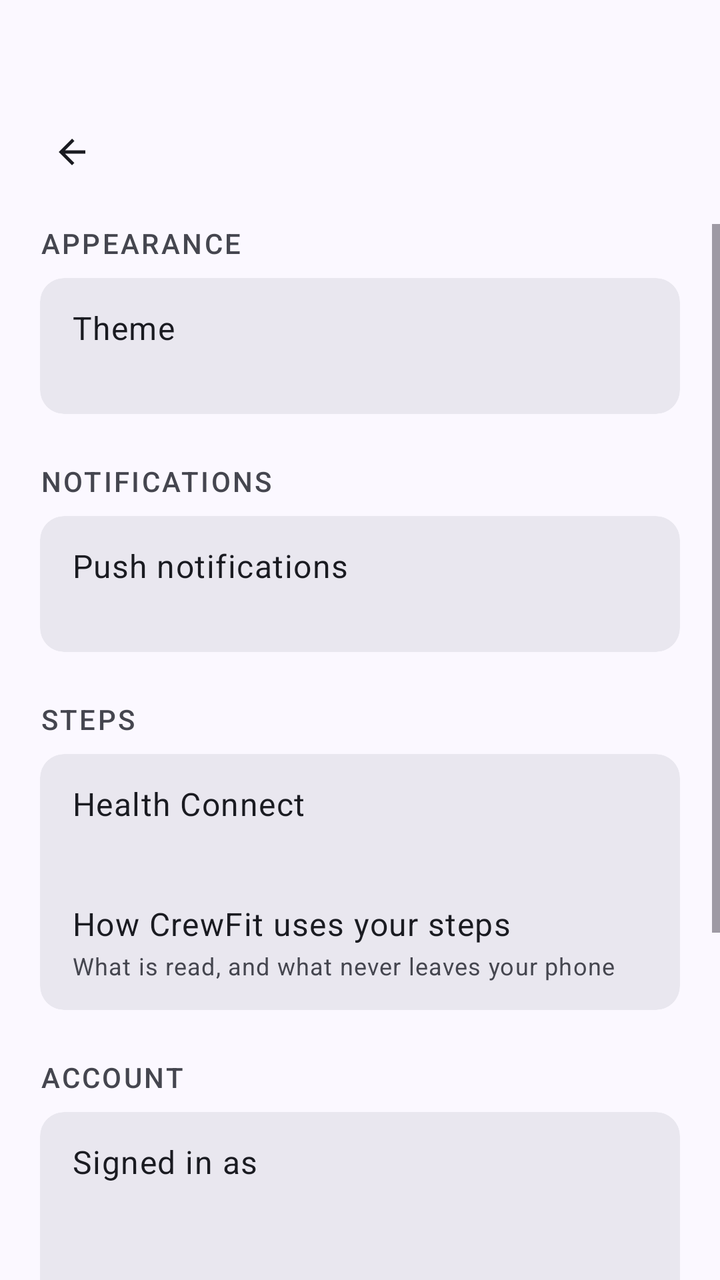
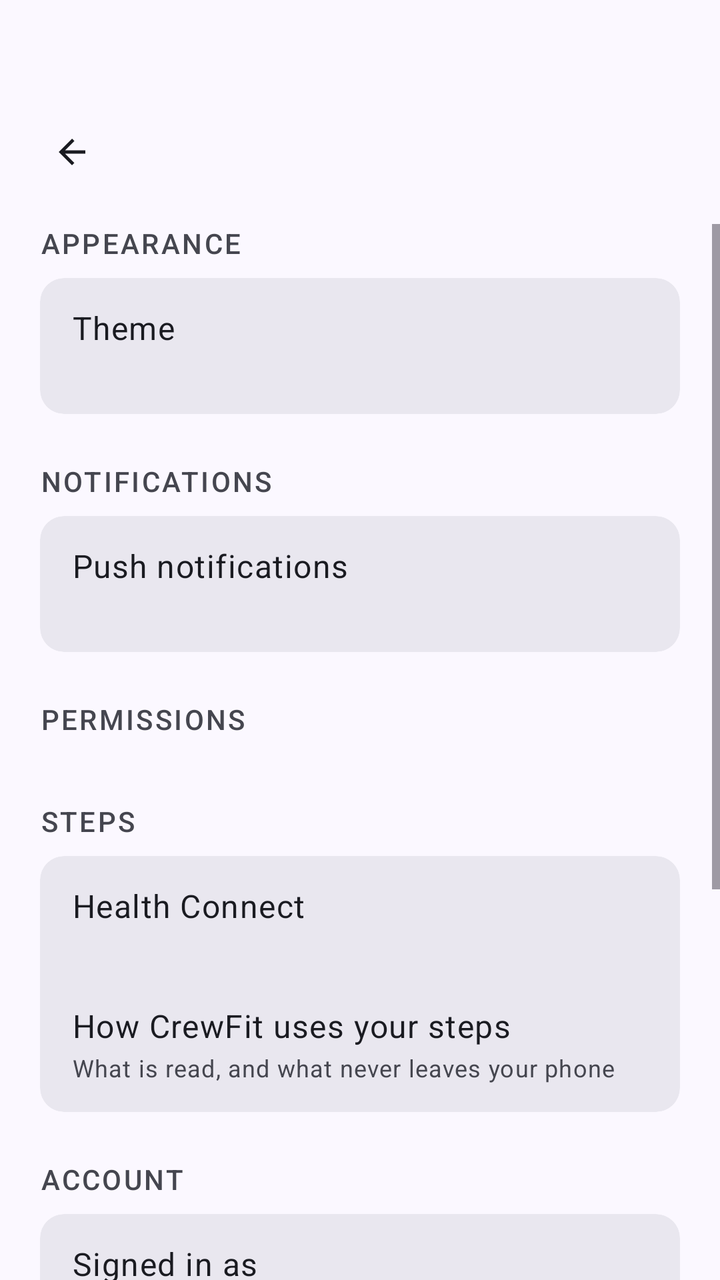

Two renders of the same Android screen: before a commit and after it. Below are the layout's source before the change and the commit's diff.
<!-- AndroidManifest.xml: application theme Theme.MobileSE -->
<!-- res/layout/screen_settings.xml -->
<?xml version="1.0" encoding="utf-8"?>
<androidx.constraintlayout.widget.ConstraintLayout xmlns:android="http://schemas.android.com/apk/res/android"
    xmlns:app="http://schemas.android.com/apk/res-auto"
    android:layout_width="match_parent"
    android:layout_height="match_parent"
    android:background="?attr/colorSurface">

    <include
        android:id="@+id/topBar"
        layout="@layout/part_top_bar"
        app:layout_constraintTop_toTopOf="parent" />

    <ScrollView
        android:layout_width="match_parent"
        android:layout_height="0dp"
        android:fillViewport="true"
        android:clipToPadding="false"
        app:layout_constraintTop_toBottomOf="@id/topBar"
        app:layout_constraintBottom_toBottomOf="parent">

        <androidx.constraintlayout.widget.ConstraintLayout
            android:layout_width="match_parent"
            android:layout_height="wrap_content">

        <LinearLayout
            style="@style/ContentColumn"
            android:paddingBottom="24dp">

            
            <TextView
                style="@style/TextAppearance.CrewFit.SectionLabel"
                android:layout_width="wrap_content"
                android:layout_height="wrap_content"
                android:layout_marginBottom="8dp"
                android:text="@string/settings_appearance_label" />

            <com.google.android.material.card.MaterialCardView
                style="@style/Widget.CrewFit.Card"
                android:layout_width="match_parent"
                android:layout_height="wrap_content"
                app:cardBackgroundColor="?attr/colorSurfaceContainerHigh"
                app:shapeAppearance="@style/ShapeAppearance.CrewFit.Small">

                <LinearLayout
                    android:id="@+id/llTheme"
                    style="@style/Widget.CrewFit.SettingsRow"
                    android:layout_marginTop="4dp"
                    android:layout_marginBottom="4dp">

                    <TextView
                        android:layout_width="match_parent"
                        android:layout_height="wrap_content"
                        android:text="@string/settings_theme"
                        android:textAppearance="@style/TextAppearance.CrewFit.SettingsTitle" />

                    
                    <TextView
                        android:id="@+id/tvThemeValue"
                        android:layout_width="match_parent"
                        android:layout_height="wrap_content"
                        android:layout_marginTop="2dp"
                        android:textAppearance="@style/TextAppearance.CrewFit.SettingsSubtitle" />
                </LinearLayout>
            </com.google.android.material.card.MaterialCardView>

            
            <TextView
                style="@style/TextAppearance.CrewFit.SectionLabel"
                android:layout_width="wrap_content"
                android:layout_height="wrap_content"
                android:layout_marginTop="24dp"
                android:layout_marginBottom="8dp"
                android:text="@string/settings_notifications_label" />

            <com.google.android.material.card.MaterialCardView
                style="@style/Widget.CrewFit.Card"
                android:layout_width="match_parent"
                android:layout_height="wrap_content"
                app:cardBackgroundColor="?attr/colorSurfaceContainerHigh"
                app:shapeAppearance="@style/ShapeAppearance.CrewFit.Small">

                <LinearLayout
                    android:id="@+id/llNotifications"
                    style="@style/Widget.CrewFit.SettingsRow"
                    android:layout_marginTop="4dp"
                    android:layout_marginBottom="4dp">

                    <TextView
                        android:layout_width="match_parent"
                        android:layout_height="wrap_content"
                        android:text="@string/settings_notifications"
                        android:textAppearance="@style/TextAppearance.CrewFit.SettingsTitle" />

                    
                    <TextView
                        android:id="@+id/tvNotificationsStatus"
                        android:layout_width="match_parent"
                        android:layout_height="wrap_content"
                        android:layout_marginTop="2dp"
                        android:textAppearance="@style/TextAppearance.CrewFit.SettingsSubtitle" />
                </LinearLayout>
            </com.google.android.material.card.MaterialCardView>

            
            <TextView
                style="@style/TextAppearance.CrewFit.SectionLabel"
                android:layout_width="wrap_content"
                android:layout_height="wrap_content"
                android:layout_marginTop="24dp"
                android:layout_marginBottom="8dp"
                android:text="@string/settings_steps_label" />

            <com.google.android.material.card.MaterialCardView
                style="@style/Widget.CrewFit.Card"
                android:layout_width="match_parent"
                android:layout_height="wrap_content"
                app:cardBackgroundColor="?attr/colorSurfaceContainerHigh"
                app:shapeAppearance="@style/ShapeAppearance.CrewFit.Small">

                <LinearLayout
                    android:layout_width="match_parent"
                    android:layout_height="wrap_content"
                    android:orientation="vertical"
                    android:paddingTop="4dp"
                    android:paddingBottom="4dp">

                    <LinearLayout
                        android:id="@+id/llHealthConnect"
                        style="@style/Widget.CrewFit.SettingsRow">

                        <TextView
                            android:layout_width="match_parent"
                            android:layout_height="wrap_content"
                            android:text="@string/settings_health_connect"
                            android:textAppearance="@style/TextAppearance.CrewFit.SettingsTitle" />

                        
                        <TextView
                            android:id="@+id/tvHealthConnectStatus"
                            android:layout_width="match_parent"
                            android:layout_height="wrap_content"
                            android:layout_marginTop="2dp"
                            android:textAppearance="@style/TextAppearance.CrewFit.SettingsSubtitle" />
                    </LinearLayout>

                    <LinearLayout
                        android:id="@+id/llStepsPrivacy"
                        style="@style/Widget.CrewFit.SettingsRow">

                        <TextView
                            android:layout_width="match_parent"
                            android:layout_height="wrap_content"
                            android:text="@string/settings_steps_privacy"
                            android:textAppearance="@style/TextAppearance.CrewFit.SettingsTitle" />

                        <TextView
                            android:layout_width="match_parent"
                            android:layout_height="wrap_content"
                            android:layout_marginTop="2dp"
                            android:text="@string/settings_steps_privacy_hint"
                            android:textAppearance="@style/TextAppearance.CrewFit.SettingsSubtitle" />
                    </LinearLayout>
                </LinearLayout>
            </com.google.android.material.card.MaterialCardView>

            
            <TextView
                style="@style/TextAppearance.CrewFit.SectionLabel"
                android:layout_width="wrap_content"
                android:layout_height="wrap_content"
                android:layout_marginTop="24dp"
                android:layout_marginBottom="8dp"
                android:text="@string/settings_account_label" />

            <com.google.android.material.card.MaterialCardView
                style="@style/Widget.CrewFit.Card"
                android:layout_width="match_parent"
                android:layout_height="wrap_content"
                app:cardBackgroundColor="?attr/colorSurfaceContainerHigh"
                app:shapeAppearance="@style/ShapeAppearance.CrewFit.Small">

                <LinearLayout
                    android:layout_width="match_parent"
                    android:layout_height="wrap_content"
                    android:orientation="vertical"
                    android:paddingTop="4dp"
                    android:paddingBottom="4dp">

                    <LinearLayout
                        android:id="@+id/llSettingsAccount"
                        style="@style/Widget.CrewFit.SettingsRow">

                        <TextView
                            android:layout_width="match_parent"
                            android:layout_height="wrap_content"
                            android:text="@string/settings_signed_in_as"
                            android:textAppearance="@style/TextAppearance.CrewFit.SettingsTitle" />

                        <TextView
                            android:id="@+id/tvSettingsEmail"
                            android:layout_width="match_parent"
                            android:layout_height="wrap_content"
                            android:layout_marginTop="2dp"
                            android:maxLines="1"
                            android:ellipsize="end"
                            android:textAppearance="@style/TextAppearance.CrewFit.SettingsSubtitle" />
                    </LinearLayout>

                    <LinearLayout
                        android:id="@+id/llLogout"
                        style="@style/Widget.CrewFit.SettingsRow">

                        <TextView
                            android:layout_width="match_parent"
                            android:layout_height="wrap_content"
                            android:text="@string/logout_btn"
                            android:textAppearance="@style/TextAppearance.CrewFit.SettingsTitle" />
                    </LinearLayout>

                    <LinearLayout
                        android:id="@+id/llDeleteProfile"
                        style="@style/Widget.CrewFit.SettingsRow">

                        <TextView
                            android:layout_width="match_parent"
                            android:layout_height="wrap_content"
                            android:text="@string/delete_profile_btn"
                            android:textAppearance="@style/TextAppearance.CrewFit.SettingsTitle"
                            android:textColor="?attr/colorError" />

                        <TextView
                            android:layout_width="match_parent"
                            android:layout_height="wrap_content"
                            android:layout_marginTop="2dp"
                            android:text="@string/settings_delete_hint"
                            android:textAppearance="@style/TextAppearance.CrewFit.SettingsSubtitle" />
                    </LinearLayout>
                </LinearLayout>
            </com.google.android.material.card.MaterialCardView>

            
            <TextView
                style="@style/TextAppearance.CrewFit.SectionLabel"
                android:layout_width="wrap_content"
                android:layout_height="wrap_content"
                android:layout_marginTop="24dp"
                android:layout_marginBottom="8dp"
                android:text="@string/settings_about_label" />

            <com.google.android.material.card.MaterialCardView
                style="@style/Widget.CrewFit.Card"
                android:layout_width="match_parent"
                android:layout_height="wrap_content"
                app:cardBackgroundColor="?attr/colorSurfaceContainerHigh"
                app:shapeAppearance="@style/ShapeAppearance.CrewFit.Small">

                <LinearLayout
                    android:layout_width="match_parent"
                    android:layout_height="wrap_content"
                    android:orientation="vertical"
                    android:paddingStart="16dp"
                    android:paddingEnd="16dp"
                    android:paddingTop="14dp"
                    android:paddingBottom="14dp">

                    <TextView
                        android:layout_width="match_parent"
                        android:layout_height="wrap_content"
                        android:text="@string/app_name"
                        android:textAppearance="@style/TextAppearance.CrewFit.SettingsTitle" />

                    <TextView
                        android:id="@+id/tvSettingsVersion"
                        android:layout_width="match_parent"
                        android:layout_height="wrap_content"
                        android:layout_marginTop="2dp"
                        android:textAppearance="@style/TextAppearance.CrewFit.SettingsSubtitle" />
                </LinearLayout>
            </com.google.android.material.card.MaterialCardView>
        </LinearLayout>
        </androidx.constraintlayout.widget.ConstraintLayout>
    </ScrollView>

</androidx.constraintlayout.widget.ConstraintLayout>
<!-- res/layout/part_top_bar.xml (included above) -->
<?xml version="1.0" encoding="utf-8"?>
<androidx.constraintlayout.widget.ConstraintLayout xmlns:android="http://schemas.android.com/apk/res/android"
    xmlns:app="http://schemas.android.com/apk/res-auto"
    android:layout_width="match_parent"
    android:layout_height="wrap_content"
    android:paddingTop="@dimen/top_bar_padding_top"
    android:paddingBottom="12dp">

    <com.google.android.material.button.MaterialButton
        android:id="@+id/btnTopBarBack"
        style="@style/Widget.Material3.Button.IconButton"
        android:layout_width="48dp"
        android:layout_height="48dp"
        android:layout_marginStart="12dp"
        android:contentDescription="@string/back_desc"
        app:icon="@drawable/ic_arrow_back"
        app:iconTint="?attr/colorOnSurface"
        app:layout_constraintStart_toStartOf="parent"
        app:layout_constraintTop_toTopOf="parent" />

    
    <com.google.android.material.button.MaterialButton
        android:id="@+id/btnTopBarAction"
        style="@style/Widget.Material3.Button.IconButton"
        android:layout_width="48dp"
        android:layout_height="48dp"
        android:layout_marginEnd="12dp"
        android:visibility="gone"
        app:iconTint="?attr/colorOnSurface"
        app:layout_constraintTop_toTopOf="@id/btnTopBarBack"
        app:layout_constraintBottom_toBottomOf="@id/btnTopBarBack"
        app:layout_constraintEnd_toEndOf="parent" />

    <TextView
        android:id="@+id/tvTopBarTitle"
        android:layout_width="0dp"
        android:layout_height="wrap_content"
        android:layout_marginStart="8dp"
        android:layout_marginEnd="8dp"
        android:maxLines="1"
        android:ellipsize="end"
        android:textAppearance="?attr/textAppearanceHeadlineSmall"
        android:textColor="?attr/colorOnSurface"
        app:layout_constraintBottom_toBottomOf="@id/btnTopBarBack"
        app:layout_constraintEnd_toStartOf="@id/btnTopBarAction"
        app:layout_constraintStart_toEndOf="@id/btnTopBarBack"
        app:layout_constraintTop_toTopOf="@id/btnTopBarBack" />
</androidx.constraintlayout.widget.ConstraintLayout>
<!-- resources referenced by this layout -->
<resources>
  <dimen name="top_bar_padding_top">52dp</dimen>
  <string name="app_name">CrewFit</string>
  <string name="back_desc">Back</string>
  <string name="delete_profile_btn">Delete profile &amp; all data</string>
  <string name="logout_btn">Logout</string>
  <string name="settings_about_label">ABOUT</string>
  <string name="settings_account_label">ACCOUNT</string>
  <string name="settings_appearance_label">APPEARANCE</string>
  <string name="settings_delete_hint">Removes your workouts, crew membership and files</string>
  <string name="settings_health_connect">Health Connect</string>
  <string name="settings_notifications">Push notifications</string>
  <string name="settings_notifications_label">NOTIFICATIONS</string>
  <string name="settings_signed_in_as">Signed in as</string>
  <string name="settings_steps_label">STEPS</string>
  <string name="settings_steps_privacy">How CrewFit uses your steps</string>
  <string name="settings_steps_privacy_hint">What is read, and what never leaves your phone</string>
  <string name="settings_theme">Theme</string>
  <style name="ShapeAppearance.CrewFit.Small" parent="ShapeAppearance.Material3.Corner.Small">
          <item name="cornerSize">12dp</item>
      </style>
  <style name="TextAppearance.CrewFit.SettingsSubtitle" parent="TextAppearance.Material3.BodySmall">
          <item name="android:textColor">@color/md_on_surface_variant</item>
      </style>
  <style name="TextAppearance.CrewFit.SettingsTitle" parent="TextAppearance.Material3.BodyLarge">
          <item name="android:textColor">?attr/colorOnSurface</item>
      </style>
  <style name="Theme.MobileSE" parent="Base.Theme.MobileSE" />
  <dimen name="screen_padding_horizontal">20dp</dimen>
  <dimen name="content_max_width">2000dp</dimen>
  <color name="md_on_surface_variant">#45464F</color>
  <color name="md_surface_container">#EFEDF4</color>
  <style name="ShapeAppearance.CrewFit.Medium" parent="ShapeAppearance.Material3.Corner.Medium">
          <item name="cornerSize">20dp</item>
      </style>
  <color name="md_primary">#4A51B8</color>
  <color name="md_on_primary">#FFFFFF</color>
  <color name="md_primary_container">#E0E3FF</color>
  <color name="md_on_primary_container">#050B63</color>
  <color name="md_secondary">#00795A</color>
  <color name="md_on_secondary">#FFFFFF</color>
  <color name="md_secondary_container">#8CFFD1</color>
  <color name="md_on_secondary_container">#002018</color>
  <color name="md_tertiary">#8C5000</color>
  <color name="md_on_tertiary">#FFFFFF</color>
  <color name="md_tertiary_container">#FFDCC2</color>
  <color name="md_on_tertiary_container">#2E1500</color>
  <color name="md_error">#BA1A1A</color>
  <color name="md_on_error">#FFFFFF</color>
  <color name="md_error_container">#FFDAD6</color>
  <color name="md_on_error_container">#410002</color>
  <color name="md_surface">#FBF8FF</color>
  <color name="md_on_surface">#1A1B21</color>
  <color name="md_surface_variant">#E2E1EC</color>
  <color name="md_surface_container_lowest">#FFFFFF</color>
  <color name="md_surface_container_low">#F5F2FA</color>
  <color name="md_surface_container_high">#E9E7EF</color>
  <color name="md_surface_container_highest">#E3E1E9</color>
  <color name="md_outline">#767680</color>
  <color name="md_outline_variant">#C7C5D0</color>
  <color name="md_inverse_surface">#2F3036</color>
  <color name="md_inverse_on_surface">#F2F0F7</color>
  <style name="ShapeAppearance.CrewFit.Large" parent="ShapeAppearance.Material3.Corner.Large">
          <item name="cornerSize">28dp</item>
      </style>
  <style name="Widget.CrewFit.BottomNav.Indicator" parent="Widget.Material3.BottomNavigationView.ActiveIndicator">
          <item name="android:color">@android:color/transparent</item>
      </style>
  <!-- unchanged entries left out for length: 14 -->
</resources>

<!-- the commit's change to res/layout/screen_settings.xml (unified diff, before → after) -->
@@ -99,6 +99,30 @@
                         android:layout_marginTop="2dp"
                         android:textAppearance="@style/TextAppearance.CrewFit.SettingsSubtitle" />
                 </LinearLayout>
+            </com.google.android.material.card.MaterialCardView>
+
+            
+            <TextView
+                style="@style/TextAppearance.CrewFit.SectionLabel"
+                android:layout_width="wrap_content"
+                android:layout_height="wrap_content"
+                android:layout_marginTop="24dp"
+                android:layout_marginBottom="8dp"
+                android:text="@string/settings_permissions_label" />
+
+            <com.google.android.material.card.MaterialCardView
+                style="@style/Widget.CrewFit.Card"
+                android:layout_width="match_parent"
+                android:layout_height="wrap_content"
+                app:cardBackgroundColor="?attr/colorSurfaceContainerHigh"
+                app:shapeAppearance="@style/ShapeAppearance.CrewFit.Small">
+
+                
+                <LinearLayout
+                    android:id="@+id/llPermissions"
+                    android:layout_width="match_parent"
+                    android:layout_height="wrap_content"
+                    android:orientation="vertical" />
             </com.google.android.material.card.MaterialCardView>
 
             
<!-- resource entries referenced after the edit -->
@@ -12,6 +12,7 @@
   <string name="settings_health_connect">Health Connect</string>
   <string name="settings_notifications">Push notifications</string>
   <string name="settings_notifications_label">NOTIFICATIONS</string>
+  <string name="settings_permissions_label">PERMISSIONS</string>
   <string name="settings_signed_in_as">Signed in as</string>
   <string name="settings_steps_label">STEPS</string>
   <string name="settings_steps_privacy">How CrewFit uses your steps</string>
